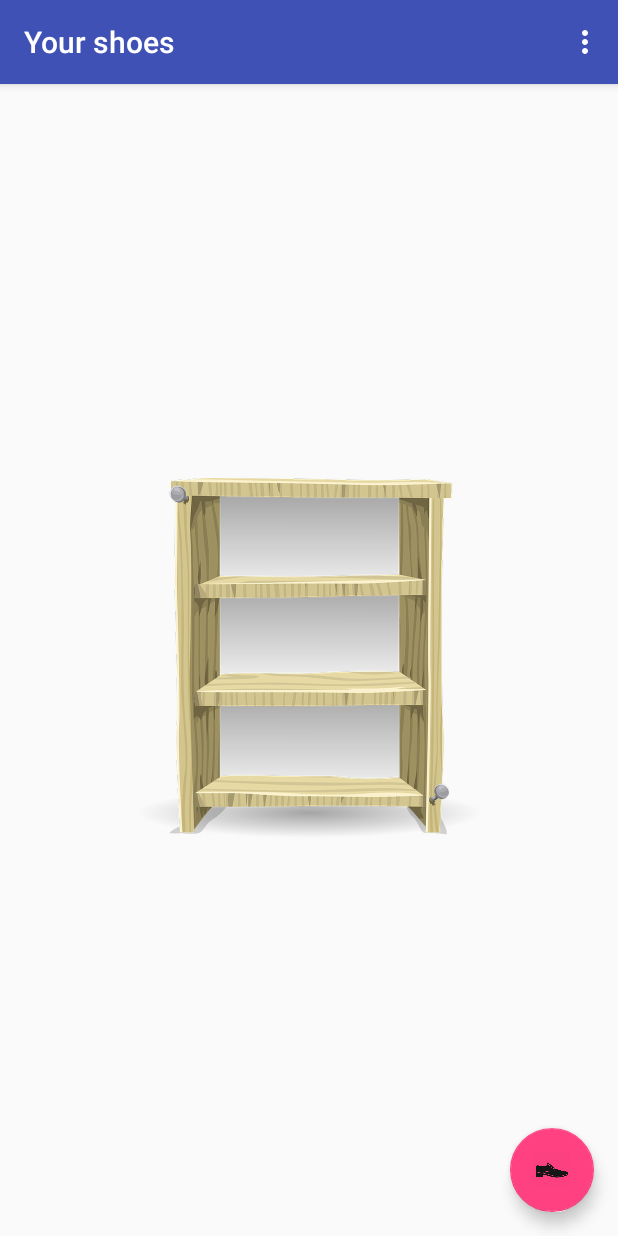
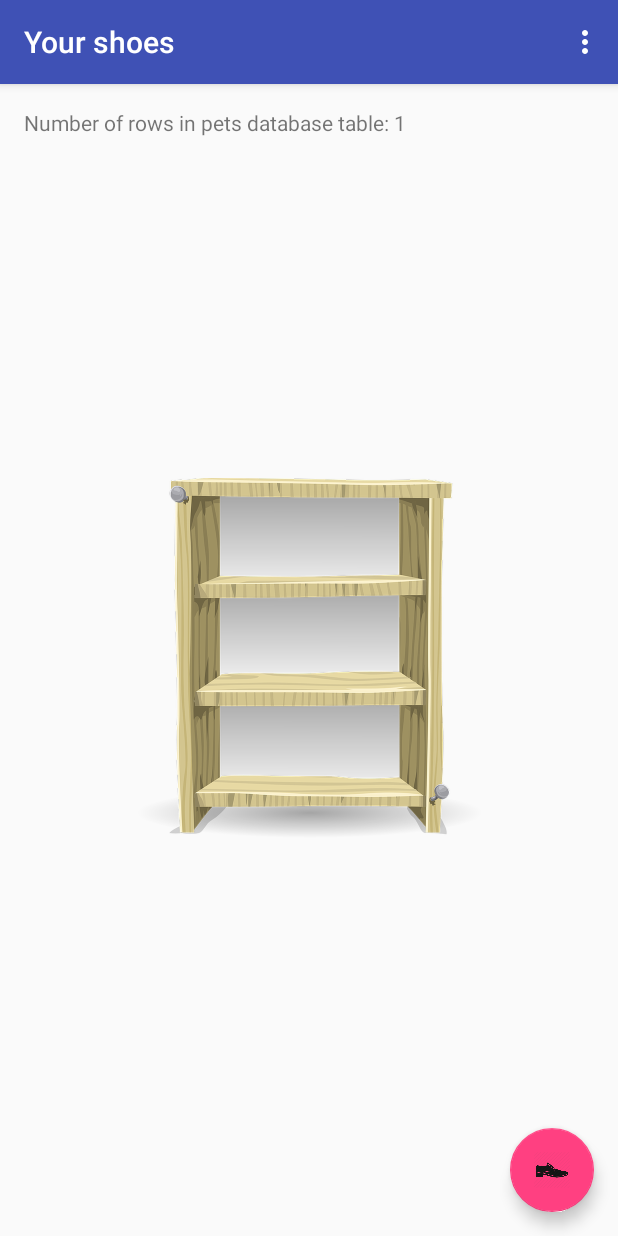
Before and after one commit to tr0lczyk/shoeStore, an Android app: the screen it shows after launch (MainActivity), in the options menu, after a tap on "Insert default pair", on a phone screen of 412 x 824 dp. Run offline under Robolectric (Android 15) with nearby library versions, the phone set to English and light mode, and no system bars; our stand-ins replace ButterKnife.

Commit message:
ShoesDbHelper added

```diff
--- a/app/src/main/java/com/example/android/shoestore/CharacteristicActivity.java
+++ b/app/src/main/java/com/example/android/shoestore/CharacteristicActivity.java
@@ -12,6 +12,9 @@ import android.widget.ArrayAdapter;
 import android.widget.EditText;
 import android.widget.Spinner;
 import android.widget.TextView;
+
+import com.example.android.shoestore.data.ShoesContract;
+import com.example.android.shoestore.data.ShoesContract.ShoeEntry;
 
 import butterknife.BindView;
 import butterknife.ButterKnife;
@@ -59,11 +62,11 @@ public class CharacteristicActivity extends AppCompatActivity {
         String genderSelect = (String) parent.getItemAtPosition(position);
         if (!TextUtils.isEmpty(genderSelect)){
             if(genderSelect.equals(R.string.gender_male)){
-                genderType = 1;
+                genderType = ShoeEntry.GENDER_TYPE_MALE;
             } else if(genderSelect.equals(R.string.gender_female)){
-                genderType = 2;
+                genderType = ShoeEntry.GENDER_TYPE_FEMALE;
             } else {
-                genderType = 0;
+                genderType = ShoeEntry.GENDER_TYPE_METRO;
             }
         }
     }
--- a/app/src/main/java/com/example/android/shoestore/MainActivity.java
+++ b/app/src/main/java/com/example/android/shoestore/MainActivity.java
@@ -1,36 +1,74 @@
 package com.example.android.shoestore;
 
+import android.content.ContentValues;
 import android.content.Intent;
+import android.database.Cursor;
+import android.database.sqlite.SQLiteDatabase;
 import android.os.Bundle;
 import android.support.v7.app.AppCompatActivity;
+import android.util.Log;
 import android.view.Menu;
 import android.view.MenuItem;
-
+import android.widget.TextView;
+import com.example.android.shoestore.data.ShoesContract.ShoeEntry;
+import com.example.android.shoestore.data.ShoesDbHelper;
+import butterknife.BindView;
 import butterknife.ButterKnife;
 import butterknife.OnClick;
 
 public class MainActivity extends AppCompatActivity {
+
+    @BindView(R.id.displayInfo)
+    TextView displayInfo;
+
+    private ShoesDbHelper dbHelper;
 
     @Override
     protected void onCreate(Bundle savedInstanceState) {
         super.onCreate(savedInstanceState);
         setContentView(R.layout.activity_main);
         ButterKnife.bind(this);
+        dbHelper = new ShoesDbHelper(this);
+        displayInfo();
+    }
 
+    private void insertPet(){
+        SQLiteDatabase database = dbHelper.getWritableDatabase();
+        ContentValues values = new ContentValues();
+        values.put(ShoeEntry.COLUMN_TYPE, "Elegant");
+        values.put(ShoeEntry.COLUMN_COLOUR, "Blue");
+        values.put(ShoeEntry.COLUMN_GENDER, ShoeEntry.GENDER_TYPE_MALE);
+        values.put(ShoeEntry.COLUMN_SIZE, 44);
+
+        long newIdEntry = database.insert(ShoeEntry.TABLE_NAME,null,values);
+        Log.v("MainActivity","New entry with ID " + newIdEntry);
+
+    }
+
+    private void displayInfo() {
+        SQLiteDatabase dataBase = dbHelper.getReadableDatabase();
+        Cursor cursor = dataBase.rawQuery("SELECT * FROM " + ShoeEntry.TABLE_NAME, null);
+        try {
+            displayInfo.setText("Number of rows in pets database table: " + cursor.getCount());
+        } finally {
+            cursor.close();
+        }
     }
 
     @Override
     public boolean onCreateOptionsMenu(Menu menu) {
-        getMenuInflater().inflate(R.menu.menu_main,menu);
+        getMenuInflater().inflate(R.menu.menu_main, menu);
         return true;
     }
 
     @Override
     public boolean onOptionsItemSelected(MenuItem item) {
-        switch(item.getItemId()){
+        switch (item.getItemId()) {
             case R.id.default_action:
+                insertPet();
+                displayInfo();
                 return true;
-            case R.id.add_a_new_pair:
+            case R.id.delete_all:
                 return true;
         }
         return super.onOptionsItemSelected(item);
--- /dev/null
+++ b/app/src/main/java/com/example/android/shoestore/data/ShoesContract.java
@@ -0,0 +1,24 @@
+package com.example.android.shoestore.data;
+
+import android.provider.BaseColumns;
+
+public final class ShoesContract {
+
+    private ShoesContract(){}
+
+    public static abstract class ShoeEntry implements BaseColumns{
+
+        public static final String TABLE_NAME = "shoes";
+
+        public static final String _ID = BaseColumns._ID;
+        public static final String COLUMN_TYPE = "type";
+        public static final String COLUMN_COLOUR = "colour";
+        public static final String COLUMN_GENDER = "gender";
+        public static final String COLUMN_SIZE = "size";
+
+        public static final int GENDER_TYPE_METRO = 0;
+        public static final int GENDER_TYPE_MALE = 1;
+        public static final int GENDER_TYPE_FEMALE = 2;
+    }
+
+}
--- /dev/null
+++ b/app/src/main/java/com/example/android/shoestore/data/ShoesDbHelper.java
@@ -0,0 +1,33 @@
+package com.example.android.shoestore.data;
+
+import android.content.Context;
+import android.database.sqlite.SQLiteDatabase;
+import android.database.sqlite.SQLiteOpenHelper;
+
+import com.example.android.shoestore.data.ShoesContract.ShoeEntry;
+
+public final class ShoesDbHelper extends SQLiteOpenHelper {
+
+    public static final String LOG_TAG = ShoesDbHelper.class.getSimpleName();
+    private static final int DATABASE_VERSION = 1;
+    private static final String DATABASE_NAME = "shoesStore";
+
+    public ShoesDbHelper(Context context){
+        super(context,DATABASE_NAME,null,DATABASE_VERSION);
+    }
+
+    @Override
+    public void onCreate(SQLiteDatabase db) {
+        String SQL_CREATE_SHOES_TABLE = "CREATE TABLE " + ShoeEntry.TABLE_NAME + " (" +
+                ShoeEntry._ID + " INTEGER PRIMARY KEY AUTOINCREMENT, " +
+                ShoeEntry.COLUMN_TYPE + " TEXT NOT NULL, " +
+                ShoeEntry.COLUMN_COLOUR + " TEXT, " +
+                ShoeEntry.COLUMN_GENDER + " INTEGER NOT NULL, " +
+                ShoeEntry.COLUMN_SIZE + " INTEGER NOT NULL DEFAULT 0);";
+        db.execSQL(SQL_CREATE_SHOES_TABLE);
+    }
+
+    @Override
+    public void onUpgrade(SQLiteDatabase db, int oldVersion, int newVersion) {
+    }
+}
--- a/app/src/main/res/layout/activity_main.xml
+++ b/app/src/main/res/layout/activity_main.xml
@@ -44,4 +44,15 @@
         app:layout_constraintVertical_bias="0.498"
         app:srcCompat="@drawable/emptyshelf" />
 
+    <TextView
+        android:id="@+id/displayInfo"
+        android:layout_width="wrap_content"
+        android:layout_height="wrap_content"
+        android:layout_marginLeft="16dp"
+        android:layout_marginStart="16dp"
+        android:layout_marginTop="16dp"
+        android:text="TextView"
+        app:layout_constraintStart_toStartOf="parent"
+        app:layout_constraintTop_toTopOf="parent" />
+
 </android.support.constraint.ConstraintLayout>
--- a/app/src/main/res/menu/menu_main.xml
+++ b/app/src/main/res/menu/menu_main.xml
@@ -12,6 +12,6 @@
     <item
         android:title="Delete all pairs"
         app:showAsAction="never"
-        android:id="@+id/add_a_new_pair"/>
+        android:id="@+id/delete_all"/>
 
 </menu>
--- a/app/src/main/res/values/strings.xml
+++ b/app/src/main/res/values/strings.xml
@@ -1,7 +1,7 @@
 <resources>
     <string name="app_name">Shoe store</string>
 
-    <string name="gender_unknown">Unknown</string>
+    <string name="gender_unknown">Metro</string>
 
     <string name="gender_male">Male</string>
 
```
